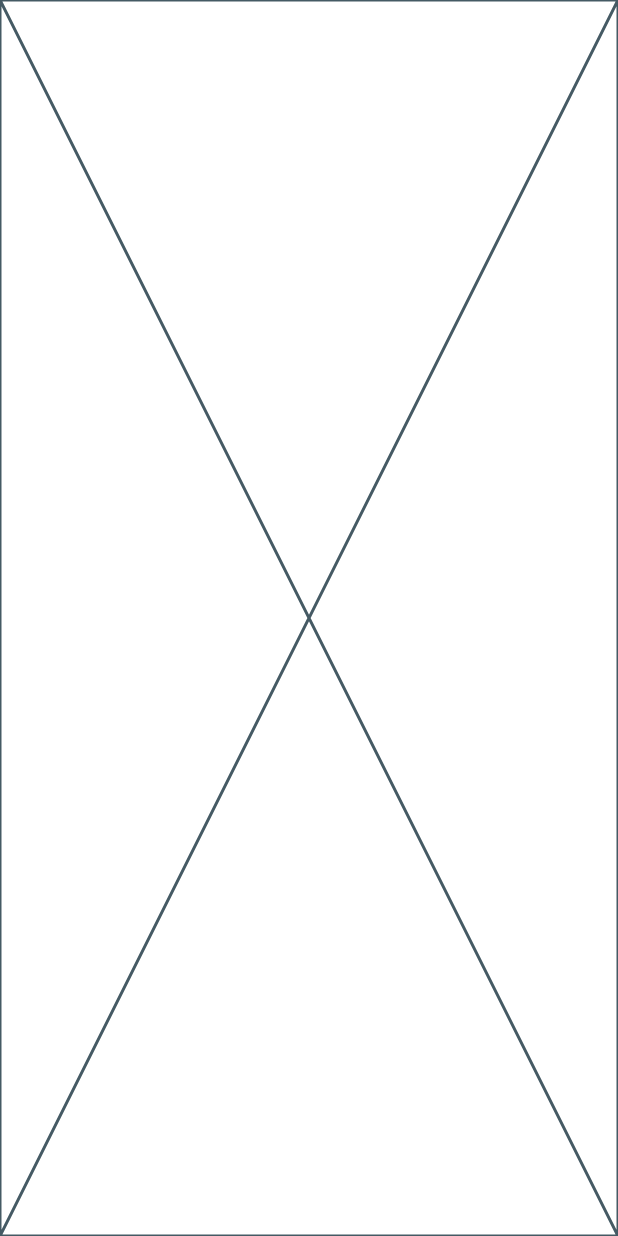
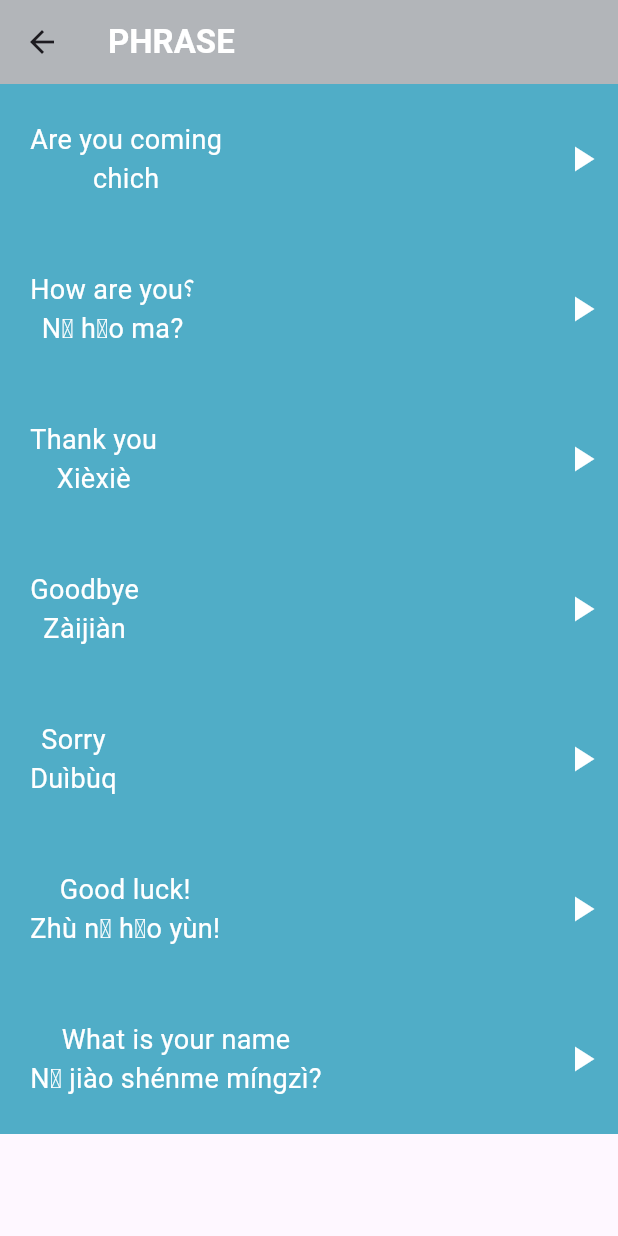
Before and after one commit to hageromar00/Toku_App, a Flutter app: the screen it shows after launch, after a tap on "Phrases", on a phone screen of 412 x 824 dp. Run offline on Flutter 3.47's test engine with Material 3 defaults, Android fonts, the phone set to English and light mode, and no system bars.

Commit message:
add pharses to app

```diff
--- a/lib/screens/enterScreens/phases.dart
+++ b/lib/screens/enterScreens/phases.dart
@@ -1,10 +1,62 @@
 import 'package:flutter/material.dart';
+import 'package:language_app/model/phase.dart';
+import 'package:language_app/widget/phraseitem.dart';
 
 class PhasePage extends StatelessWidget {
-  const PhasePage({super.key});
-
+  PhasePage({super.key});
+  final List<Phrase> phrases = const [
+    Phrase(
+      sound: 'sounds/phrases/are_you_coming.wav',
+      jpName: 'chich',
+      enName: 'Are you coming',
+    ),
+    Phrase(
+      sound: 'sounds/numbers/number_two_sound.mp3',
+      jpName: 'Nǐ hǎo ma?',
+      enName: 'How are you؟',
+    ),
+    Phrase(
+      sound: 'sounds/numbers/number_one_sound.mp3',
+      jpName: 'Xièxiè',
+      enName: 'Thank you',
+    ),
+    Phrase(
+      sound: 'sounds/numbers/number_one_sound.mp3',
+      jpName: 'Zàijiàn',
+      enName: 'Goodbye',
+    ),
+    Phrase(
+      sound: 'sounds/numbers/number_one_sound.mp3',
+      jpName: 'Duìbùq',
+      enName: 'Sorry',
+    ),
+    Phrase(
+      sound: 'sounds/numbers/number_one_sound.mp3',
+      jpName: 'Zhù nǐ hǎo yùn!',
+      enName: 'Good luck!',
+    ),
+    Phrase(
+      sound: 'sounds/numbers/number_one_sound.mp3',
+      jpName: 'Nǐ jiào shénme míngzì?',
+      enName: 'What is your name',
+    ),
+  ];
   @override
   Widget build(BuildContext context) {
-    return const Placeholder();
+    return Scaffold(
+        appBar: AppBar(
+          title: const Text(
+            "PHRASE",
+            style: TextStyle(color: Colors.white, fontWeight: FontWeight.bold),
+          ),
+          backgroundColor: const Color.fromARGB(255, 178, 181, 185),
+        ),
+        body: ListView.builder(
+            itemCount: phrases.length,
+            itemBuilder: (context, index) {
+              return Phraseitem(
+                phrase: phrases[index],
+              );
+            }));
   }
 }
--- /dev/null
+++ b/lib/widget/itemInfo.dart
@@ -0,0 +1,45 @@
+import 'package:flutter/material.dart';
+import 'package:language_app/model/item.dart';
+import 'package:language_app/model/phase.dart';
+
+class ItemInfo extends StatelessWidget {
+   ItemInfo({super.key,required this.item});
+   final Phrase item;
+  // final Color color;
+
+  @override
+  Widget build(BuildContext context) {
+    return Row(children: [ Padding(
+            padding: const EdgeInsets.only(left: 20),
+            child: Column(
+              mainAxisAlignment: MainAxisAlignment.center,
+              children: [
+                Text(
+                  item.enName!,
+                  style: const TextStyle(
+                    color: Colors.white,
+                    fontSize: 18,
+                  ),
+                ),
+                Text(
+                  item.jpName!,
+                  style: const TextStyle(
+                    color: Colors.white,
+                    fontSize: 18,
+                  ),
+                )
+              ],
+            ),
+          ),
+          const Spacer(
+            flex: 1,
+          ),
+          IconButton(
+              onPressed: () {},
+              icon: const Icon(
+                Icons.play_arrow,
+                color: Colors.white,
+                size: 28,
+              ))],);
+  }
+}
--- /dev/null
+++ b/lib/widget/phraseitem.dart
@@ -0,0 +1,17 @@
+import 'package:flutter/material.dart';
+import 'package:language_app/model/phase.dart';
+import 'package:language_app/widget/itemInfo.dart';
+
+class Phraseitem extends StatelessWidget {
+  Phraseitem({super.key, required this.phrase});
+  final Phrase phrase;
+
+  @override
+  Widget build(BuildContext context) {
+    return Container(
+      height: 100,
+      color: Color(0xff50ADC7),
+      child: ItemInfo(item: phrase),
+    );
+  }
+}
```
